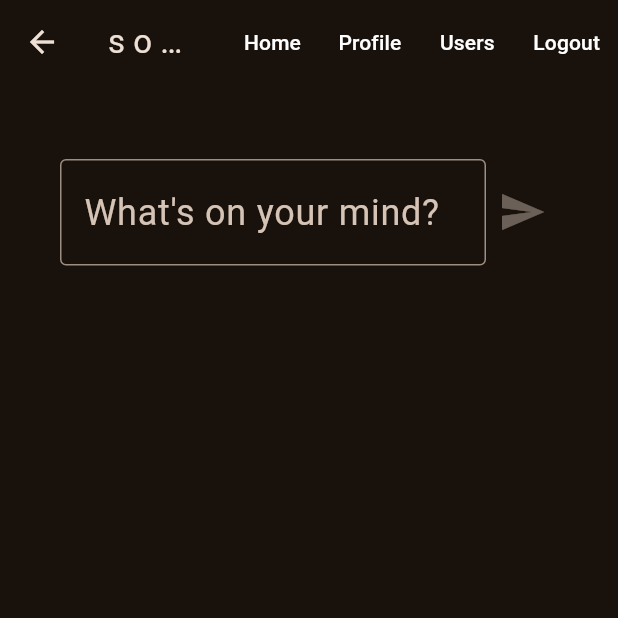
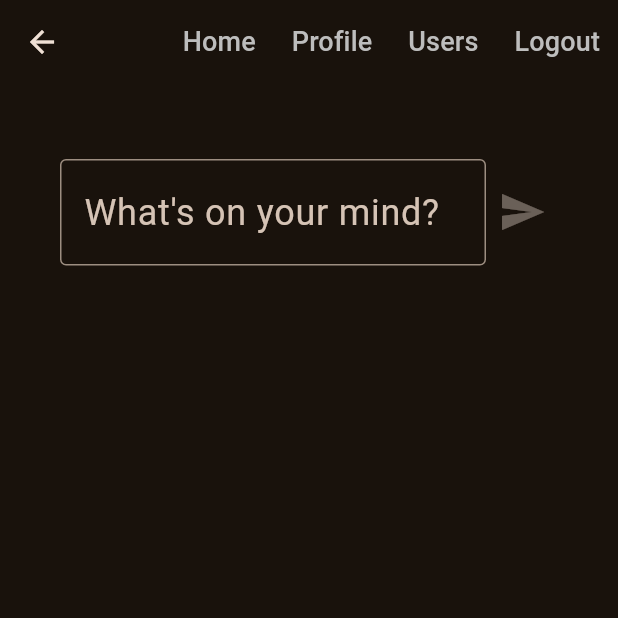
Before and after one commit to CROztk/CROztk.github.io, a Flutter app: the MyMainPageDesktop screen opened directly, on a phone screen of 412 x 824 dp, the top half of it. Run offline on Flutter 3.47's test engine with Material 3 defaults, Android fonts, the light colour scheme and no system bars; our stand-ins replace cloud_firestore, firebase_auth, firebase_core; accounts and stored records are empty.

Commit message:
update desktop main and profile page

```diff
--- a/social/lib/Desktop/main_page_d.dart
+++ b/social/lib/Desktop/main_page_d.dart
@@ -1,6 +1,6 @@
 import 'package:cloud_firestore/cloud_firestore.dart';
 import 'package:flutter/material.dart';
-import 'package:social/components/my_appbar.dart';
+import 'package:firebase_auth/firebase_auth.dart';
 import 'package:social/database/firestore.dart';
 
 class MyMainPageDesktop extends StatefulWidget {
@@ -14,6 +14,7 @@ class _MyMainPageDesktopState extends State<MyMainPageDesktop> {
   final TextEditingController postController = TextEditingController();
   final FireStoreDatabase fireStore = FireStoreDatabase();
 
+  // Post message function
   void postMessage() {
     fireStore.addPost(postController.text);
     postController.clear();
@@ -25,22 +26,50 @@ class _MyMainPageDesktopState extends State<MyMainPageDesktop> {
     return Scaffold(
       appBar: AppBar(
         title: Text("s o C I a l"),
+        backgroundColor: Theme.of(context)
+            .colorScheme
+            .surface, // Match navbar background with the theme
         actions: [
           TextButton(
-            onPressed: () {},
-            child: Text("Home", style: TextStyle(color: Colors.white)),
+            onPressed: () {
+              // Stay on the current page when Home is clicked
+            },
+            child: Text("Home",
+                style: TextStyle(
+                    color: Colors.grey[400],
+                    fontSize: 18)), // Larger text and light gray
           ),
           TextButton(
-            onPressed: () {},
-            child: Text("Profile", style: TextStyle(color: Colors.white)),
+            onPressed: () {
+              // Navigate to Profile page
+              Navigator.pushNamed(context, '/profile');
+            },
+            child: Text("Profile",
+                style: TextStyle(
+                    color: Colors.grey[400],
+                    fontSize: 18)), // Larger text and light gray
           ),
           TextButton(
-            onPressed: () {},
-            child: Text("Users", style: TextStyle(color: Colors.white)),
+            onPressed: () {
+              // Navigate to Users page
+              Navigator.pushNamed(context, '/users');
+            },
+            child: Text("Users",
+                style: TextStyle(
+                    color: Colors.grey[400],
+                    fontSize: 18)), // Larger text and light gray
           ),
           TextButton(
-            onPressed: () {},
-            child: Text("Logout", style: TextStyle(color: Colors.white)),
+            onPressed: () {
+              // Logout and navigate to the login page
+              FirebaseAuth.instance.signOut();
+              Navigator.pushReplacementNamed(
+                  context, '/login'); // Navigate to login page after logout
+            },
+            child: Text("Logout",
+                style: TextStyle(
+                    color: Colors.grey[400],
+                    fontSize: 18)), // Larger text and light gray
           ),
         ],
       ),
@@ -107,11 +136,9 @@ class _MyMainPageDesktopState extends State<MyMainPageDesktop> {
                               Text(posts[index]["username"],
                                   style: TextStyle(fontSize: 24)),
                               Text(
-                                  timestamp
-                                      .toDate()
-                                      .toString()
-                                      .substring(0, 16),
-                                  style: TextStyle(fontSize: 22)),
+                                timestamp.toDate().toString().substring(0, 16),
+                                style: TextStyle(fontSize: 22),
+                              ),
                             ],
                           ),
                         );
@@ -128,7 +155,7 @@ class _MyMainPageDesktopState extends State<MyMainPageDesktop> {
                   );
                 },
               ),
-            )
+            ),
           ],
         ),
       ),
```
Also changed, not shown: social/lib/Desktop/profile_page_d.dart (+9 -26 lines), social/lib/Tablet/profile_page_t.dart (+8 -16 lines).
